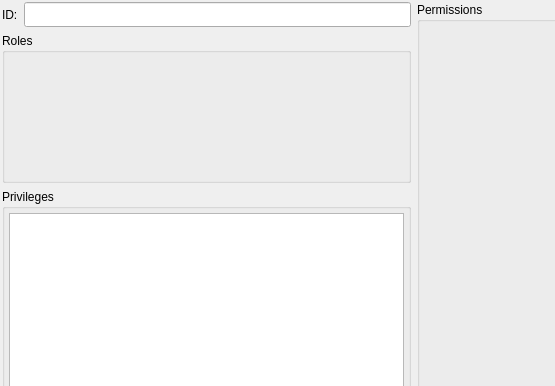
pgmodeler/pgmodeler, file libpgmodeler_ui/ui/permissionwidget.ui: the form before one commit; both pictures show x 0 to 555 and y 0 to 386 of the 827 by 475 pixel window.
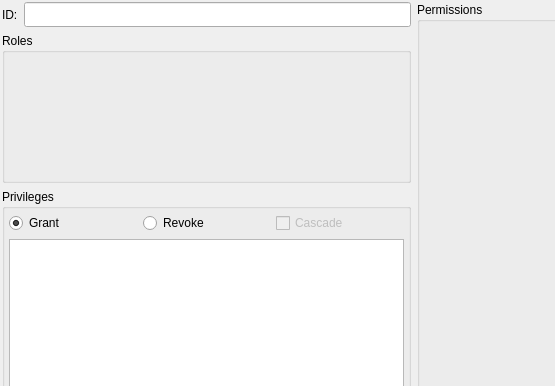
The form after the commit. Icons and pictures are not drawn.

Commit message: Improvements on permissions. Now it's possible to control GRANT and REVOKE via permission editing form. (issue #170)

The edit to the form file:
```diff
--- a/libpgmodeler_ui/ui/permissionwidget.ui
+++ b/libpgmodeler_ui/ui/permissionwidget.ui
@@ -277,6 +277,36 @@
        <number>6</number>
       </property>
       <item row="0" column="0">
+       <widget class="QRadioButton" name="grant_rb">
+        <property name="enabled">
+         <bool>true</bool>
+        </property>
+        <property name="text">
+         <string>Grant</string>
+        </property>
+        <property name="checked">
+         <bool>true</bool>
+        </property>
+       </widget>
+      </item>
+      <item row="0" column="1">
+       <widget class="QRadioButton" name="revoke_rb">
+        <property name="text">
+         <string>Revoke</string>
+        </property>
+       </widget>
+      </item>
+      <item row="0" column="2">
+       <widget class="QCheckBox" name="cascade_chk">
+        <property name="enabled">
+         <bool>false</bool>
+        </property>
+        <property name="text">
+         <string>Cascade</string>
+        </property>
+       </widget>
+      </item>
+      <item row="1" column="0" colspan="3">
        <widget class="QTableWidget" name="privileges_tbw">
         <property name="selectionMode">
          <enum>QAbstractItemView::SingleSelection</enum>
```
The commit also changes 27 other files.
